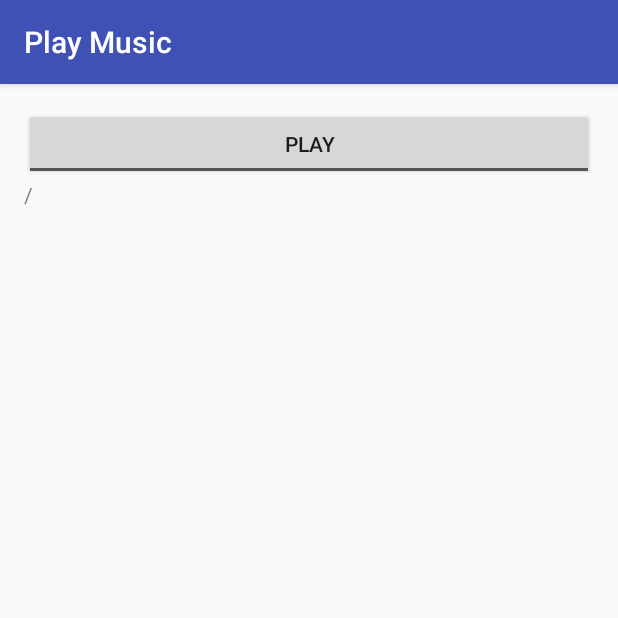
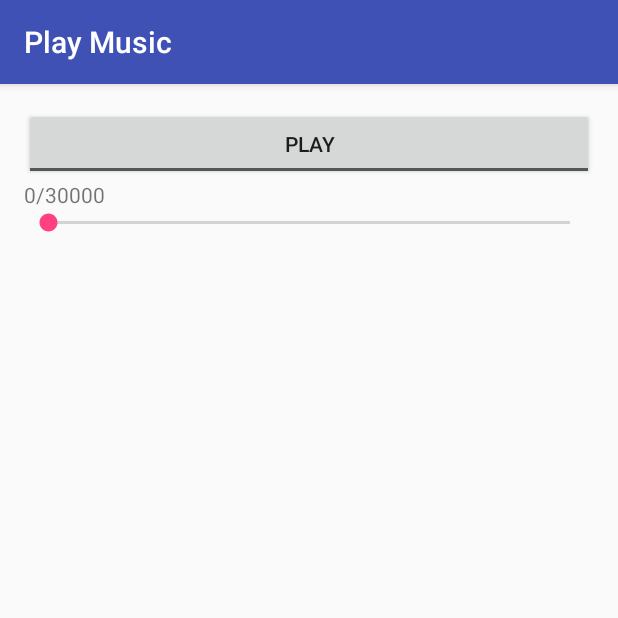
Before and after one commit to ginpei/AndroidUI, an Android app: the PlayMusicActivity screen opened directly, with no data from a screen before it, on a phone screen of 412 x 824 dp, the top half of it. Run offline under Robolectric (Android 15) with nearby library versions, the phone set to English and light mode, and no system bars.

Commit message:
seek bar

```diff
--- a/app/src/main/java/info/ginpei/androidui/PlayMusicActivity.java
+++ b/app/src/main/java/info/ginpei/androidui/PlayMusicActivity.java
@@ -9,6 +9,7 @@ import android.os.AsyncTask;
 import android.os.Bundle;
 import android.support.v7.app.AppCompatActivity;
 import android.widget.CompoundButton;
+import android.widget.SeekBar;
 import android.widget.TextView;
 import android.widget.ToggleButton;
 
@@ -23,6 +24,7 @@ public class PlayMusicActivity extends AppCompatActivity {
     private BroadcastReceiver receiver;
     private TextView progressTextView;
     private TextView durationTextView;
+    private SeekBar progressSeekBar;
 
     @Override
     protected void onCreate(Bundle savedInstanceState) {
@@ -36,6 +38,7 @@ public class PlayMusicActivity extends AppCompatActivity {
         playPauseToggleButton = (ToggleButton) findViewById(R.id.button_playPause);
         progressTextView = (TextView) findViewById(R.id.textView_progress);
         durationTextView = (TextView) findViewById(R.id.textView_duration);
+        progressSeekBar = (SeekBar) findViewById(R.id.seekBar_progress);
 
         playPauseToggleButton.setOnCheckedChangeListener(new CompoundButton.OnCheckedChangeListener() {
             @Override
@@ -47,6 +50,9 @@ public class PlayMusicActivity extends AppCompatActivity {
                 }
             }
         });
+
+        updateCurrentPosition();
+        updateDuration();
     }
 
     private void buildTicker() {
@@ -70,7 +76,7 @@ public class PlayMusicActivity extends AppCompatActivity {
             public void onReceive(Context context, Intent intent) {
                 String action = intent.getAction();
                 if (action.equals(ACTION_TICK)) {
-                    updateProgress();
+                    updateCurrentPosition();
                 }
             }
         };
@@ -84,13 +90,25 @@ public class PlayMusicActivity extends AppCompatActivity {
 
     private void play() {
         mediaPlayer.start();
-        durationTextView.setText(String.valueOf(mediaPlayer.getDuration()));
+        updateDuration();
         startTicker();
     }
 
     private void pause() {
         mediaPlayer.pause();
         stopTicker();
+    }
+
+    private void updateCurrentPosition() {
+        int progress = mediaPlayer.getCurrentPosition();
+        progressSeekBar.setProgress(progress);
+        progressTextView.setText(String.valueOf(progress));
+    }
+
+    private void updateDuration() {
+        int duration = mediaPlayer.getDuration();
+        progressSeekBar.setMax(duration);
+        durationTextView.setText(String.valueOf(duration));
     }
 
     private void startTicker() {
@@ -101,9 +119,6 @@ public class PlayMusicActivity extends AppCompatActivity {
     private void stopTicker() {
         unregisterReceiver(receiver);
         ticker.cancel(true);
-    }
-
-    private void updateProgress() {
-        progressTextView.setText(String.valueOf(mediaPlayer.getCurrentPosition()));
+        receiverRegistered = false;
     }
 }
--- a/app/src/main/res/layout/activity_play_music.xml
+++ b/app/src/main/res/layout/activity_play_music.xml
@@ -39,4 +39,9 @@
             android:layout_width="wrap_content"
             android:layout_height="wrap_content" />
     </LinearLayout>
+
+    <SeekBar
+        android:layout_width="match_parent"
+        android:layout_height="wrap_content"
+        android:id="@+id/seekBar_progress" />
 </LinearLayout>
```
